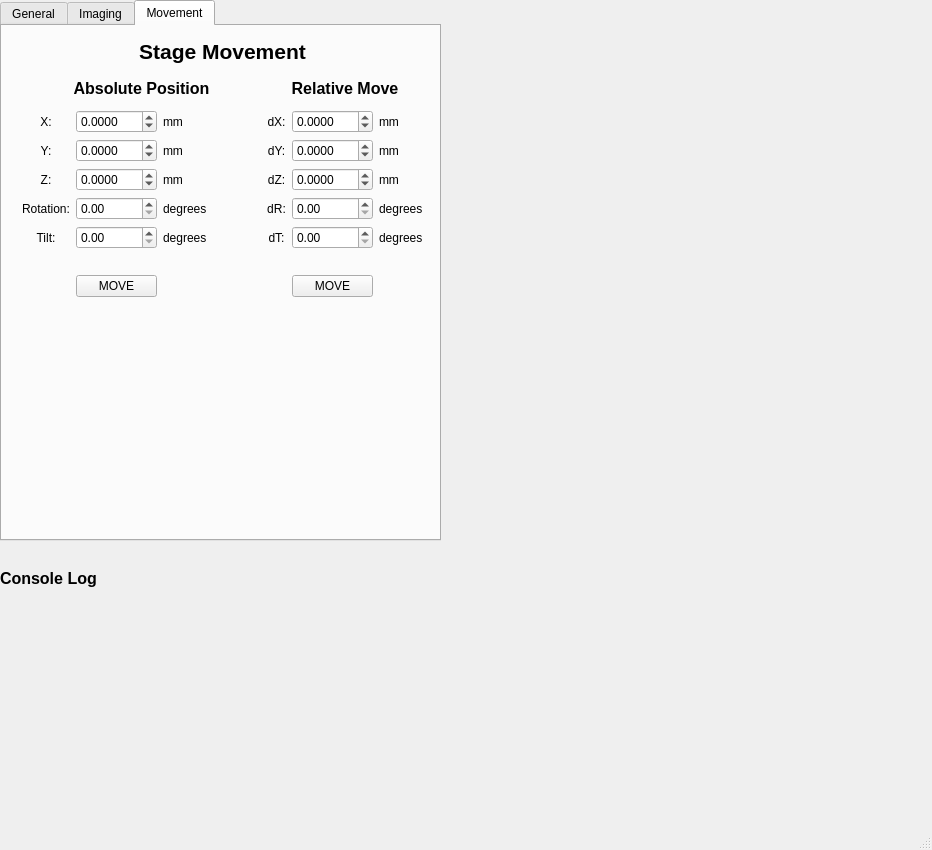
First picture: the form in fibsem/ui/qtdesigner_files/connect.ui, repository DeMarcoLab/fibsem, before the edit.
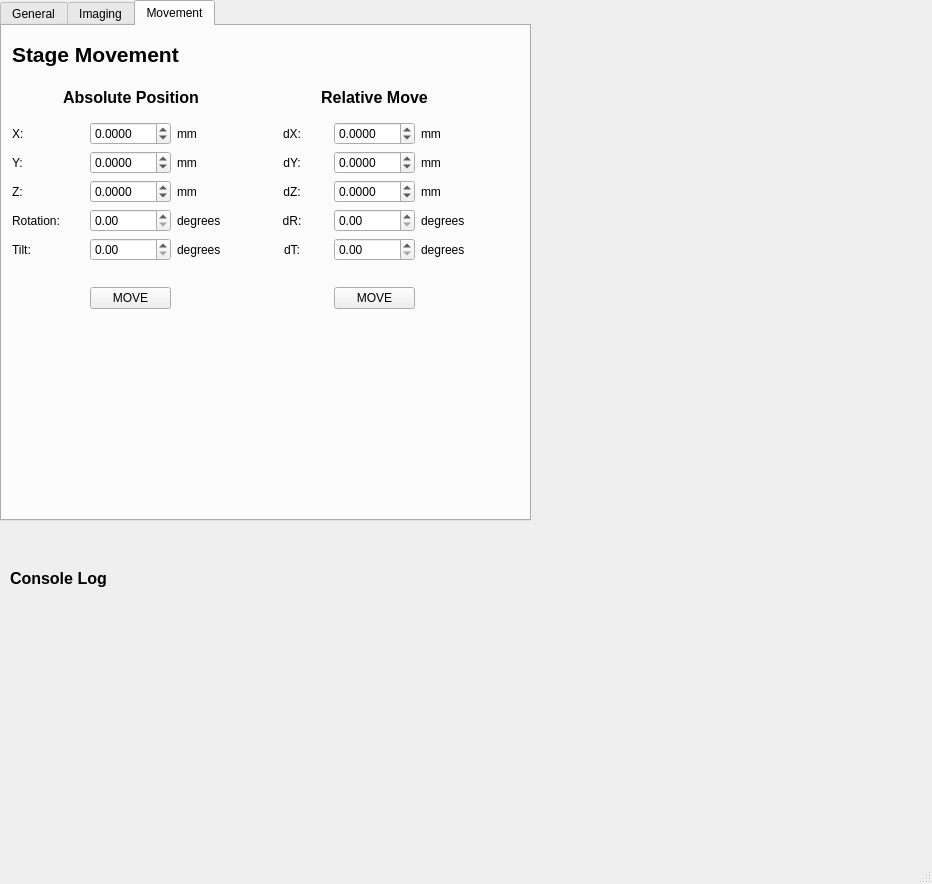
Second picture: the form after the edit. The open tabs and pages were chosen to show the change.

Commit message: fixed interface for smaller screens

The edit to the form file:
```diff
--- a/fibsem/ui/qtdesigner_files/connect.ui
+++ b/fibsem/ui/qtdesigner_files/connect.ui
@@ -7,7 +7,7 @@
     <x>0</x>
     <y>0</y>
     <width>932</width>
-    <height>850</height>
+    <height>884</height>
    </rect>
   </property>
   <property name="windowTitle">
@@ -28,8 +28,8 @@
      <rect>
       <x>0</x>
       <y>0</y>
-      <width>441</width>
-      <height>541</height>
+      <width>531</width>
+      <height>521</height>
      </rect>
     </property>
     <property name="autoFillBackground">
@@ -416,10 +416,10 @@
      <widget class="QWidget" name="gridLayoutWidget">
       <property name="geometry">
        <rect>
-        <x>20</x>
+        <x>10</x>
         <y>10</y>
-        <width>401</width>
-        <height>261</height>
+        <width>481</width>
+        <height>273</height>
        </rect>
       </property>
       <layout class="QGridLayout" name="gridLayout">
@@ -514,7 +514,7 @@
           <string>Z:</string>
          </property>
          <property name="alignment">
-          <set>Qt::AlignCenter</set>
+          <set>Qt::AlignLeading|Qt::AlignLeft|Qt::AlignVCenter</set>
          </property>
         </widget>
        </item>
@@ -572,7 +572,7 @@
           <string>Stage Movement</string>
          </property>
          <property name="alignment">
-          <set>Qt::AlignCenter</set>
+          <set>Qt::AlignLeading|Qt::AlignLeft|Qt::AlignVCenter</set>
          </property>
         </widget>
        </item>
@@ -606,7 +606,7 @@
           <string>Y:</string>
          </property>
          <property name="alignment">
-          <set>Qt::AlignCenter</set>
+          <set>Qt::AlignLeading|Qt::AlignLeft|Qt::AlignVCenter</set>
          </property>
         </widget>
        </item>
@@ -623,7 +623,7 @@
           <string>X:</string>
          </property>
          <property name="alignment">
-          <set>Qt::AlignCenter</set>
+          <set>Qt::AlignLeading|Qt::AlignLeft|Qt::AlignVCenter</set>
          </property>
         </widget>
        </item>
@@ -694,7 +694,7 @@
           <string>Rotation:</string>
          </property>
          <property name="alignment">
-          <set>Qt::AlignCenter</set>
+          <set>Qt::AlignLeading|Qt::AlignLeft|Qt::AlignVCenter</set>
          </property>
         </widget>
        </item>
@@ -711,7 +711,7 @@
           <string>Tilt:</string>
          </property>
          <property name="alignment">
-          <set>Qt::AlignCenter</set>
+          <set>Qt::AlignLeading|Qt::AlignLeft|Qt::AlignVCenter</set>
          </property>
         </widget>
        </item>
@@ -752,7 +752,7 @@
          </property>
         </widget>
        </item>
-       <item row="7" column="3">
+       <item row="7" column="1" colspan="6">
         <spacer name="horizontalSpacer">
          <property name="orientation">
           <enum>Qt::Horizontal</enum>
@@ -772,9 +772,9 @@
    <widget class="QWidget" name="verticalLayoutWidget_2">
     <property name="geometry">
      <rect>
-      <x>0</x>
+      <x>10</x>
       <y>540</y>
-      <width>441</width>
+      <width>521</width>
       <height>271</height>
      </rect>
     </property>
```
Left out of the diff: 20 changed lines with no effect on the pictures. The commit also changes 4 other files.
